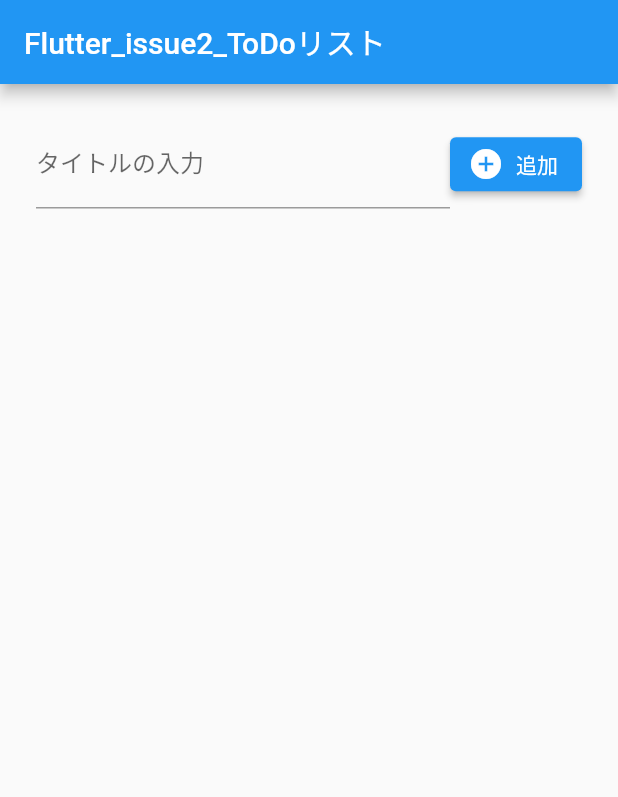
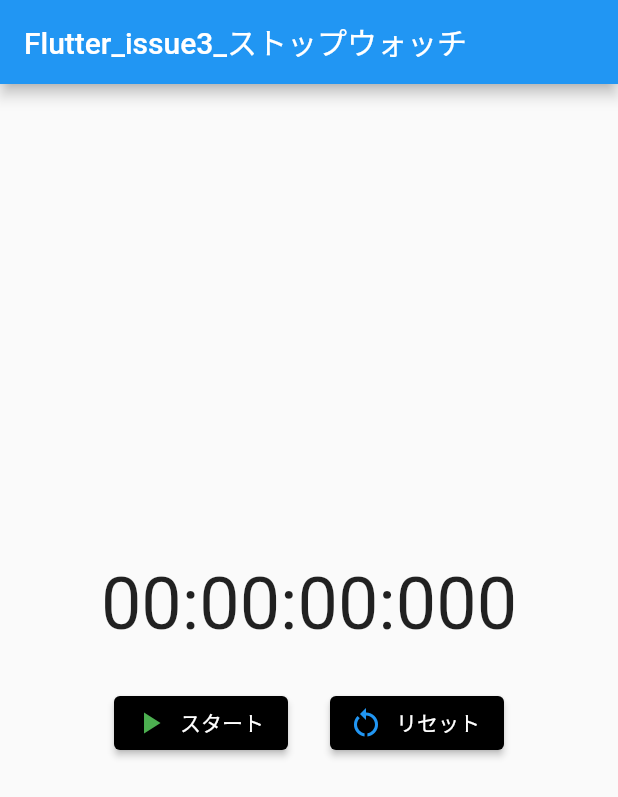
Before and after one commit to tou-kenichirou/flutter_study, a Flutter app: the screen it shows after launch, on a phone screen of 412 x 824 dp. Shown: the top 797 px of the screen. Run offline on Flutter 3.47's test engine with Material 2 defaults, Android fonts, the phone set to English and light mode, and no system bars.

Commit message:
issue3 ストップウォッチ機能の実装 (#10)

```diff
--- a/lib/main.dart
+++ b/lib/main.dart
@@ -1,5 +1,5 @@
 import 'package:flutter/material.dart';
-import 'package:flutter_study/todo_list_screen.dart';
+import 'package:flutter_study/stopwatch_screen.dart';
 
 void main() {
   runApp(const MyApp());
@@ -8,13 +8,13 @@ void main() {
 class MyApp extends StatelessWidget {
   const MyApp({super.key});
 
-  String get title => 'Flutter_issue2_ToDoリスト';
+  String get title => 'Flutter_issue3_ストップウォッチ';
 
   @override
   Widget build(BuildContext context) {
     return MaterialApp(
       title: 'Flutter Demo',
-      home: TodoListApp(title: title),
+      home: StopwatchApp(title: title,),
     );
   }
 }
--- /dev/null
+++ b/lib/stopwatch_screen.dart
@@ -0,0 +1,123 @@
+import 'dart:async';
+import 'dart:ui';
+import 'package:flutter/material.dart';
+
+class StopwatchApp extends StatefulWidget {
+  const StopwatchApp({super.key, required this.title});
+
+  final String title;
+
+  @override
+  StopwatchState createState() => StopwatchState();
+}
+
+class StopwatchState extends State<StopwatchApp> {
+  final Stopwatch _stopwatch = Stopwatch();
+  bool _isRunning = false;
+  late Timer _stopwatchTimer;
+  int _milliseconds = 0;
+
+  void _startTimer() {
+    setState(() {
+      _isRunning = true;
+    });
+    _stopwatch.start();
+    _stopwatchTimer = Timer.periodic(const Duration(milliseconds: 1), (timer) {
+      setState(() {
+        _milliseconds = _stopwatch.elapsedMilliseconds;
+      });
+    });
+  }
+
+  void _stopTimer() {
+    setState(() {
+      _isRunning = false;
+    });
+    _stopwatch.stop();
+    _stopwatchTimer.cancel();
+  }
+
+  void _resetTimer() {
+    setState(() {
+      _isRunning = false;
+      _milliseconds = 0;
+    });
+    _stopwatch
+      ..stop()
+      ..reset();
+  }
+
+  @override
+  void dispose() {
+    super.dispose();
+    _stopwatch.stop();
+    _stopwatchTimer.cancel();
+  }
+
+  @override
+  Widget build(BuildContext context) {
+    final displayMilliseconds =
+        (_milliseconds % 1000).toString().padLeft(3, '0');
+    final displaySeconds =
+        ((_milliseconds / 1000) % 60).floor().toString().padLeft(2, '0');
+    final displayMinutes =
+        ((_milliseconds / (1000 * 60)) % 60).floor().toString().padLeft(2, '0');
+    final displayHours =
+        (_milliseconds / (1000 * 60 * 60)).floor().toString().padLeft(2, '0');
+
+    return Scaffold(
+      appBar: AppBar(
+        title: Text(widget.title),
+      ),
+      body: Center(
+        child: Column(
+          mainAxisAlignment: MainAxisAlignment.center,
+          children: <Widget>[
+            Text(
+              '$displayHours'
+              ':$displayMinutes'
+              ':$displaySeconds'
+              ':$displayMilliseconds',
+              style: const TextStyle(
+                fontSize: 48,
+                fontFeatures: [
+                  FontFeature.tabularFigures(),
+                ],
+              ),
+              textScaleFactor: 1,
+            ),
+            const SizedBox(height: 28),
+            Row(
+              mainAxisAlignment: MainAxisAlignment.center,
+              children: [
+                ElevatedButton.icon(
+                  onPressed: _isRunning ? _stopTimer : _startTimer,
+                  style: ElevatedButton.styleFrom(
+                    backgroundColor: Colors.black,
+                  ),
+                  icon: Icon(
+                    _isRunning ? Icons.stop : Icons.play_arrow,
+                    color: _isRunning ? Colors.red : Colors.green,
+                  ),
+                  label: Text(_isRunning ? 'ストップ' : 'スタート'),
+                ),
+                const SizedBox(width: 28),
+                ElevatedButton.icon(
+                  onPressed: _resetTimer,
+                  style: ElevatedButton.styleFrom(
+                    backgroundColor: Colors.black,
+                  ),
+                  icon: const Icon(
+                    Icons.restart_alt,
+                    color: Colors.blue,
+                  ),
+                  label: const Text('リセット'),
+                ),
+              ],
+            )
+          ],
+        ),
+      ),
+    );
+  }
+}
```
